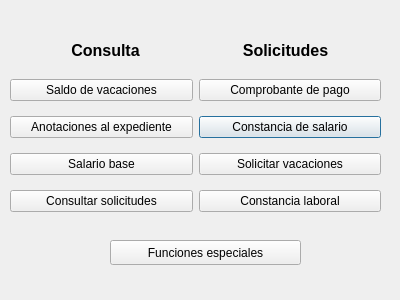
Qt form Interfaz/initial.ui (Los-Pollitos/PI-Redes-Sistemas-Operativos) before a commit.
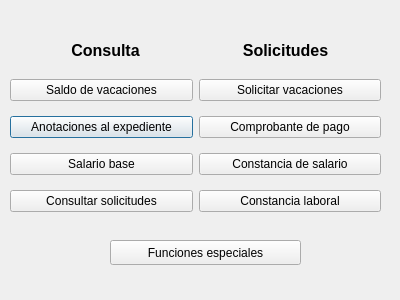
The same form after that commit.

Diff of the .ui file:
```diff
--- a/Interfaz/initial.ui
+++ b/Interfaz/initial.ui
@@ -73,42 +73,28 @@
     </rect>
    </property>
    <layout class="QGridLayout" name="gridLayout">
-    <item row="1" column="1">
-     <widget class="QPushButton" name="pushButton_4">
+    <item row="3" column="0">
+     <widget class="QPushButton" name="pushButton_3">
       <property name="text">
-       <string>Constancia de salario</string>
+       <string>Anotaciones al expediente</string>
       </property>
      </widget>
     </item>
-    <item row="0" column="1">
-     <widget class="QPushButton" name="pushButton_2">
-      <property name="text">
-       <string>Comprobante de pago</string>
-      </property>
-     </widget>
-    </item>
-    <item row="3" column="1">
+    <item row="6" column="1">
      <widget class="QPushButton" name="pushButton_8">
       <property name="text">
        <string>Constancia laboral</string>
       </property>
      </widget>
     </item>
-    <item row="2" column="1">
-     <widget class="QPushButton" name="pushButton_6">
-      <property name="text">
-       <string>Solicitar vacaciones</string>
-      </property>
-     </widget>
-    </item>
-    <item row="2" column="0">
+    <item row="4" column="0">
      <widget class="QPushButton" name="pushButton_5">
       <property name="text">
        <string>Salario base</string>
       </property>
      </widget>
     </item>
-    <item row="3" column="0">
+    <item row="6" column="0">
      <widget class="QPushButton" name="pushButton_7">
       <property name="text">
        <string>Consultar solicitudes</string>
@@ -116,19 +102,33 @@
      </widget>
     </item>
     <item row="1" column="0">
-     <widget class="QPushButton" name="pushButton_3">
-      <property name="text">
-       <string>Anotaciones al expediente</string>
-      </property>
-     </widget>
-    </item>
-    <item row="0" column="0">
      <widget class="QPushButton" name="pushButton">
       <property name="text">
        <string>Saldo de vacaciones</string>
       </property>
      </widget>
     </item>
+    <item row="4" column="1">
+     <widget class="QPushButton" name="pushButton_4">
+      <property name="text">
+       <string>Constancia de salario</string>
+      </property>
+     </widget>
+    </item>
+    <item row="3" column="1">
+     <widget class="QPushButton" name="pushButton_2">
+      <property name="text">
+       <string>Comprobante de pago</string>
+      </property>
+     </widget>
+    </item>
+    <item row="1" column="1">
+     <widget class="QPushButton" name="pushButton_6">
+      <property name="text">
+       <string>Solicitar vacaciones</string>
+      </property>
+     </widget>
+    </item>
    </layout>
   </widget>
   <widget class="QPushButton" name="funciones_especiales">
```
